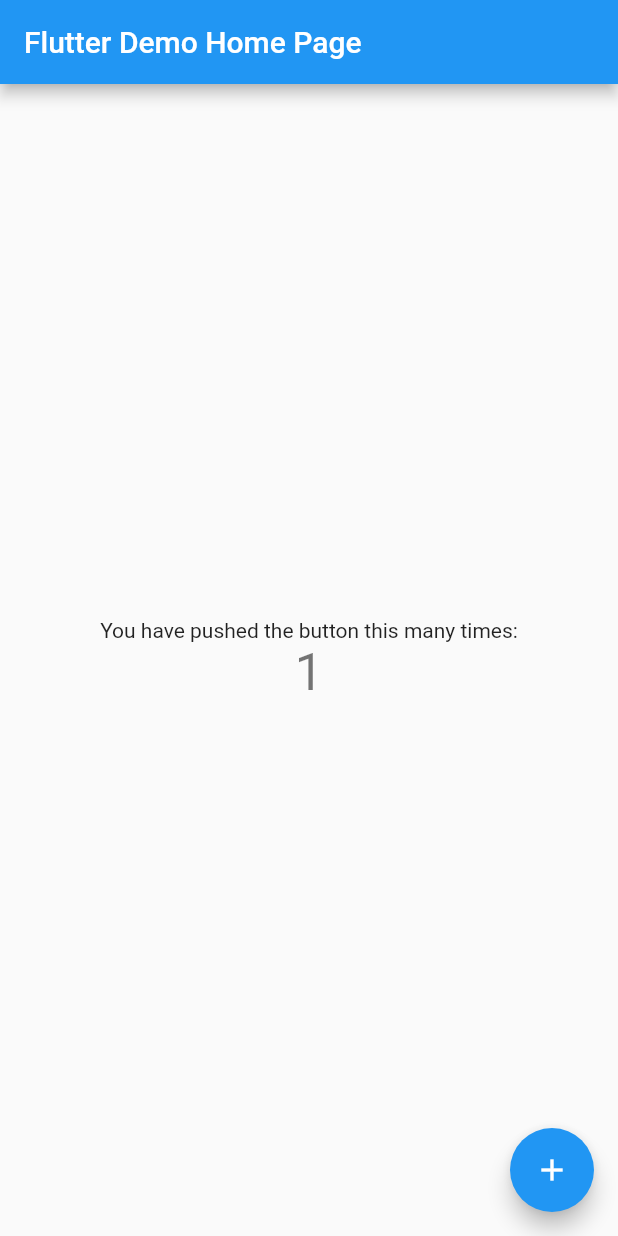
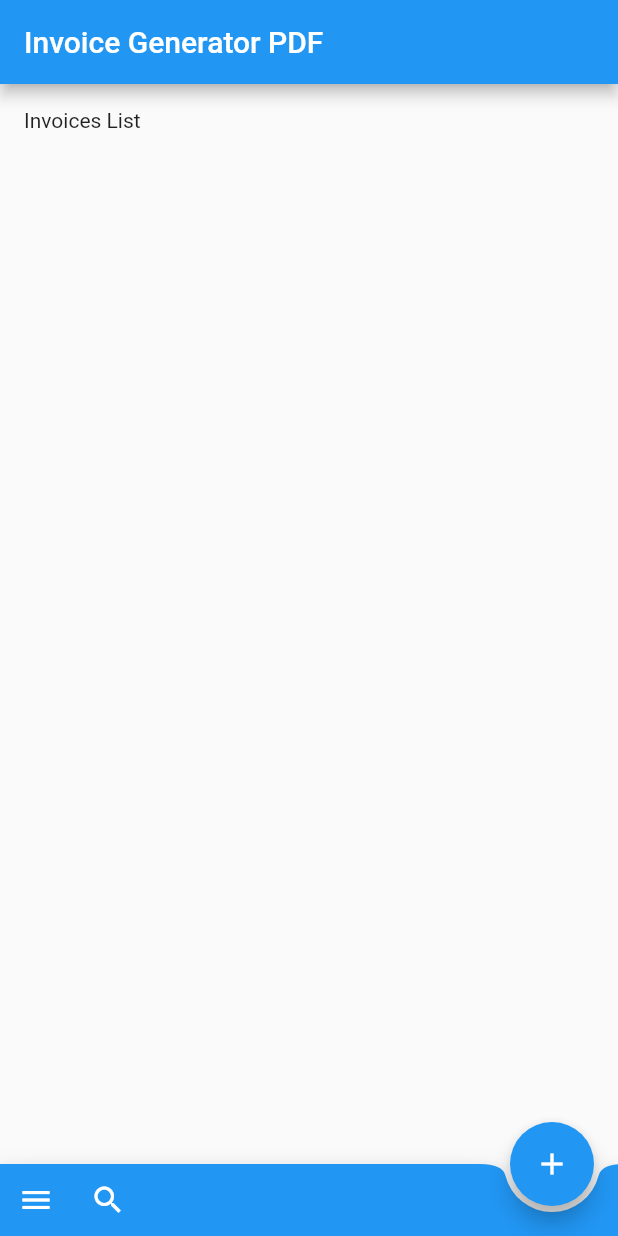
Before and after one commit to AmChuri/pdf-generator-app, a Flutter app: the screen it shows after launch, after a tap on the "add" icon, on a phone screen of 412 x 824 dp. Run offline on Flutter 3.47's test engine with Material 2 defaults, Android fonts, the light colour scheme and no system bars.

Commit message:
floating button

```diff
--- a/lib/main.dart
+++ b/lib/main.dart
@@ -1,113 +1,94 @@
+/// Flutter code sample for BottomAppBar
+
+// This example shows the [BottomAppBar], which can be configured to have a notch using the
+// [BottomAppBar.shape] property. This also includes an optional [FloatingActionButton], which illustrates
+// the [FloatingActionButtonLocation]s in relation to the [BottomAppBar].
+
 import 'package:flutter/material.dart';
 
 void main() {
-  runApp(MyApp());
+  runApp(const HomeScreen());
 }
 
-class MyApp extends StatelessWidget {
-  // This widget is the root of your application.
+class HomeScreen extends StatefulWidget {
+  const HomeScreen({Key key}) : super(key: key);
+  @override
+  State createState() => _BottomAppBarDemoState();
+}
+
+class _BottomAppBarDemoState extends State<HomeScreen> {
+  bool _showFab = true;
+  bool _showNotch = true;
+  FloatingActionButtonLocation _fabLocation =
+      FloatingActionButtonLocation.endDocked;
+
   @override
   Widget build(BuildContext context) {
     return MaterialApp(
-      title: 'Flutter Demo',
-      theme: ThemeData(
-        // This is the theme of your application.
-        //
-        // Try running your application with "flutter run". You'll see the
-        // application has a blue toolbar. Then, without quitting the app, try
-        // changing the primarySwatch below to Colors.green and then invoke
-        // "hot reload" (press "r" in the console where you ran "flutter run",
-        // or simply save your changes to "hot reload" in a Flutter IDE).
-        // Notice that the counter didn't reset back to zero; the application
-        // is not restarted.
-        primarySwatch: Colors.blue,
+      home: Scaffold(
+        appBar: AppBar(
+          automaticallyImplyLeading: false,
+          title: const Text('Invoice Generator PDF'),
+        ),
+        body: ListView(
+          padding: const EdgeInsets.only(bottom: 88),
+          children: <Widget>[
+            const Padding(
+              padding: EdgeInsets.all(16),
+              child: Text('Invoices List'),
+            ),
+          ],
+        ),
+        floatingActionButton: _showFab
+            ? FloatingActionButton(
+          onPressed: () {},
+          child: const Icon(Icons.add),
+          tooltip: 'Create',
+        )
+            : null,
+        floatingActionButtonLocation: _fabLocation,
+        bottomNavigationBar: _BottomFooterBar(
+          fabLocation: _fabLocation,
+          shape: _showNotch ? const CircularNotchedRectangle() : null,
+        ),
       ),
-      home: MyHomePage(title: 'Flutter Demo Home Page'),
     );
   }
 }
 
-class MyHomePage extends StatefulWidget {
-  MyHomePage({Key key, this.title}) : super(key: key);
+class _BottomFooterBar extends StatelessWidget {
+  const _BottomFooterBar({
+    this.fabLocation = FloatingActionButtonLocation.endDocked,
+    this.shape = const CircularNotchedRectangle(),
+  });
 
-  // This widget is the home page of your application. It is stateful, meaning
-  // that it has a State object (defined below) that contains fields that affect
-  // how it looks.
+  final FloatingActionButtonLocation fabLocation;
+  final NotchedShape shape;
 
-  // This class is the configuration for the state. It holds the values (in this
-  // case the title) provided by the parent (in this case the App widget) and
-  // used by the build method of the State. Fields in a Widget subclass are
-  // always marked "final".
 
-  final String title;
-
-  @override
-  _MyHomePageState createState() => _MyHomePageState();
-}
-
-class _MyHomePageState extends State<MyHomePage> {
-  int _counter = 0;
-
-  void _incrementCounter() {
-    setState(() {
-      // This call to setState tells the Flutter framework that something has
-      // changed in this State, which causes it to rerun the build method below
-      // so that the display can reflect the updated values. If we changed
-      // _counter without calling setState(), then the build method would not be
-      // called again, and so nothing would appear to happen.
-      _counter++;
-    });
-  }
 
   @override
   Widget build(BuildContext context) {
-    // This method is rerun every time setState is called, for instance as done
-    // by the _incrementCounter method above.
-    //
-    // The Flutter framework has been optimized to make rerunning build methods
-    // fast, so that you can just rebuild anything that needs updating rather
-    // than having to individually change instances of widgets.
-    return Scaffold(
-      appBar: AppBar(
-        // Here we take the value from the MyHomePage object that was created by
-        // the App.build method, and use it to set our appbar title.
-        title: Text(widget.title),
-      ),
-      body: Center(
-        // Center is a layout widget. It takes a single child and positions it
-        // in the middle of the parent.
-        child: Column(
-          // Column is also a layout widget. It takes a list of children and
-          // arranges them vertically. By default, it sizes itself to fit its
-          // children horizontally, and tries to be as tall as its parent.
-          //
-          // Invoke "debug painting" (press "p" in the console, choose the
-          // "Toggle Debug Paint" action from the Flutter Inspector in Android
-          // Studio, or the "Toggle Debug Paint" command in Visual Studio Code)
-          // to see the wireframe for each widget.
-          //
-          // Column has various properties to control how it sizes itself and
-          // how it positions its children. Here we use mainAxisAlignment to
-          // center the children vertically; the main axis here is the vertical
-          // axis because Columns are vertical (the cross axis would be
-          // horizontal).
-          mainAxisAlignment: MainAxisAlignment.center,
+    return BottomAppBar(
+      shape: shape,
+      color: Colors.blue,
+      child: IconTheme(
+        data: IconThemeData(color: Theme.of(context).colorScheme.onPrimary),
+        child: Row(
           children: <Widget>[
-            Text(
-              'You have pushed the button this many times:',
+            IconButton(
+              tooltip: 'Open navigation menu',
+              icon: const Icon(Icons.menu),
+              onPressed: () {},
             ),
-            Text(
-              '$_counter',
-              style: Theme.of(context).textTheme.headline4,
+            IconButton(
+              tooltip: 'Search',
+              icon: const Icon(Icons.search),
+              onPressed: () {},
             ),
           ],
         ),
       ),
-      floatingActionButton: FloatingActionButton(
-        onPressed: _incrementCounter,
-        tooltip: 'Increment',
-        child: Icon(Icons.add),
-      ), // This trailing comma makes auto-formatting nicer for build methods.
     );
   }
 }
--- a/pubspec.yaml
+++ b/pubspec.yaml
@@ -16,6 +16,12 @@
 # Read more about iOS versioning at
 # https://developer.apple.com/library/archive/documentation/General/Reference/InfoPlistKeyReference/Articles/CoreFoundationKeys.html
 version: 1.0.0+1
+
+analyzer:
+  enable-experiment:
+    - non-nullable
+  errors:
+    -unnecessary_null_comparison: ignore
 
 environment:
   sdk: ">=2.7.0 <3.0.0"
```
Also changed, not shown: 2 other files.
